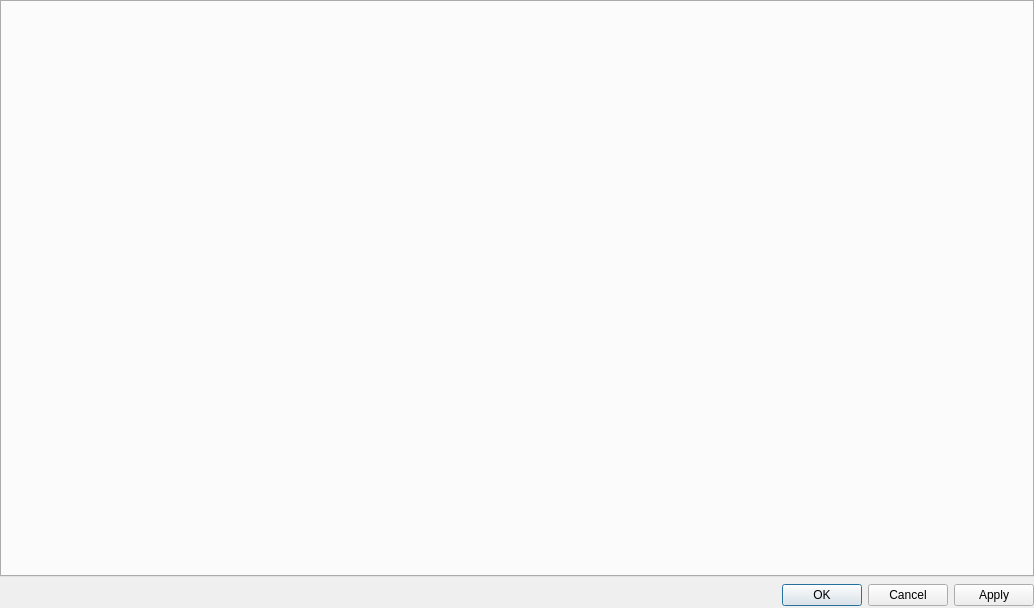
This is client/libclient/src/ui/dialogs/resource_properties/server_settings_dialog.ui in networkoptix/nx_open as Qt 5 draws it before an edit. The edited form follows.
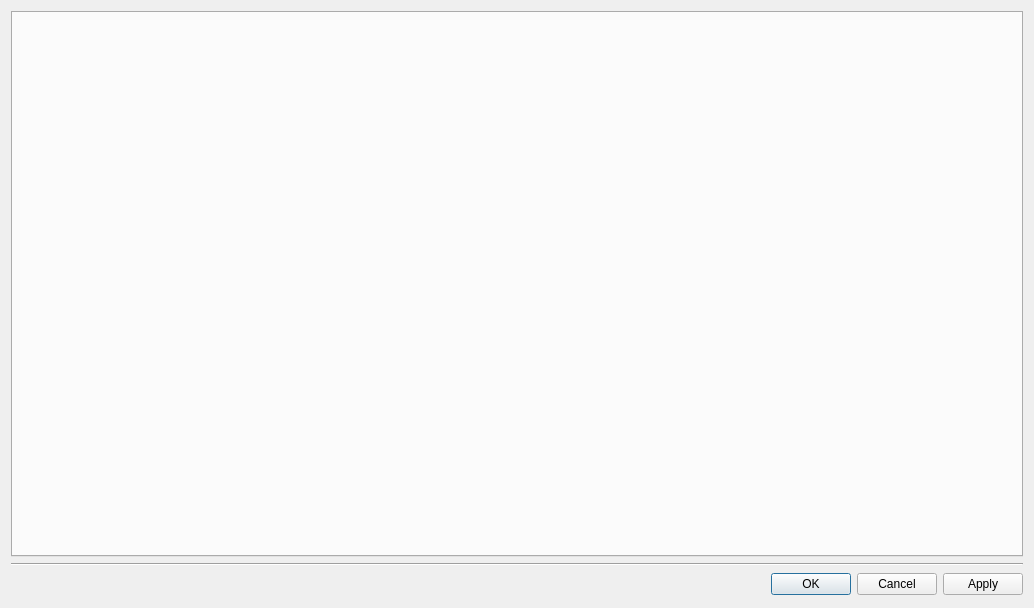
This is the edited form.

Commit message:
VMS-2217: Fixed separator lines in many dialogs
<==== Mercurial data ====>
Branch: dev_3.0.0_gui

The edit to the form file:
```diff
--- a/client/libclient/src/ui/dialogs/resource_properties/server_settings_dialog.ui
+++ b/client/libclient/src/ui/dialogs/resource_properties/server_settings_dialog.ui
@@ -11,21 +11,16 @@
    </rect>
   </property>
   <layout class="QVBoxLayout" name="verticalLayout">
-   <property name="leftMargin">
-    <number>0</number>
-   </property>
-   <property name="topMargin">
-    <number>0</number>
-   </property>
-   <property name="rightMargin">
-    <number>0</number>
-   </property>
-   <property name="bottomMargin">
-    <number>0</number>
-   </property>
    <item>
     <widget class="QTabWidget" name="tabWidget"/>
    </item>
+   <item>
+    <widget class="Line" name="line">
+     <property name="orientation">
+      <enum>Qt::Horizontal</enum>
+     </property>
+    </widget>
+   </item>
    <item>
     <widget class="QDialogButtonBox" name="buttonBox">
      <property name="minimumSize">
```
The commit also changes 30 other files.
